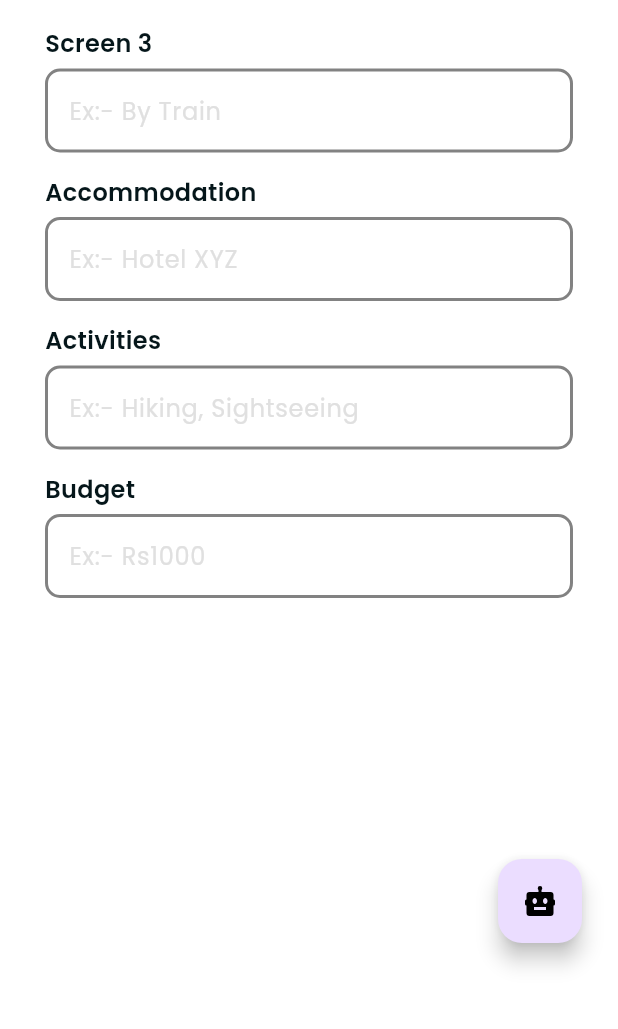
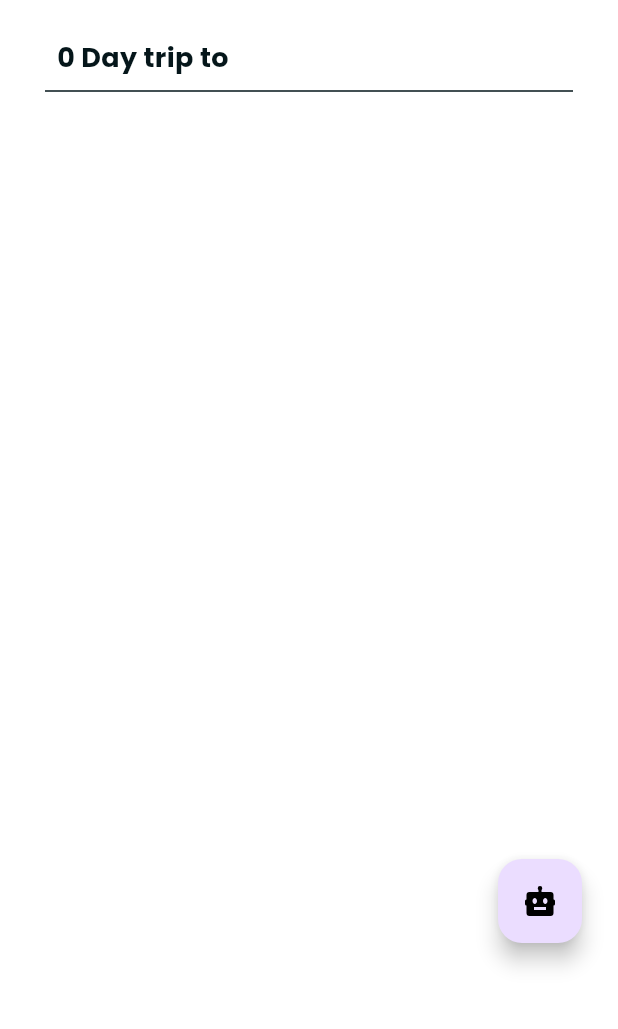
Before and after one commit to CeylonTrail/frontend-mobile, a Flutter app: the TripScreen1 screen opened directly, swiped to page 3, on a phone screen of 412 x 824 dp, the part 137-1166 px from its top. Run offline on Flutter 3.47's test engine with Material 3 defaults, Android fonts, the phone set to English and light mode, and no system bars; our stand-ins replace flutter_svg, get, google_fonts, image_picker, shared_preferences, smooth_page_indicator and 1 more; missing offline and left inert: back_button_interceptor; accounts and stored records are empty; network calls fail; statements that could not run were skipped.

Commit message:
trip planning screen modifications

```diff
--- a/lib/screen/trip_screen_2.dart
+++ b/lib/screen/trip_screen_2.dart
@@ -16,6 +16,7 @@ class TripScreen2 extends StatelessWidget {
     return Obx(() {
       final numberOfDays = controller.numberOfDays.value;
       final selectedDay = controller.selectedDay.value;
+      final destinationName = controller.destinationName.value;
 
       return SingleChildScrollView(
         child: Padding(
@@ -32,14 +33,22 @@ class TripScreen2 extends StatelessWidget {
                       final day = index + 1;
                       return ElevatedButton(
                         style: ElevatedButton.styleFrom(
-                          elevation: 0, // Set elevation to 0
+                          elevation: 0,
+                          // Set elevation to 0
                           backgroundColor: selectedDay == day
                               ? AppTheme.colors.white
-                              : AppTheme.colors.primary_dark_3, // Change color based on selection
-                          minimumSize: const Size(80, 40), // Set width and height
+                              : AppTheme.colors.primary_dark_3,
+                          // Change color based on selection
+                          minimumSize: const Size(80, 40),
+                          // Set width and height
                           shape: RoundedRectangleBorder(
-                            borderRadius: BorderRadius.circular(10), // Set border radius
-                            side: BorderSide(color: selectedDay == day ? AppTheme.colors.primary : AppTheme.colors.white, width: 2), // Set border color and width
+                            borderRadius: BorderRadius.circular(10),
+                            // Set border radius
+                            side: BorderSide(
+                                color: selectedDay == day
+                                    ? AppTheme.colors.primary
+                                    : AppTheme.colors.white,
+                                width: 2), // Set border color and width
                           ),
                         ),
                         onPressed: () {
@@ -77,7 +86,7 @@ class TripScreen2 extends StatelessWidget {
                           textAlign: TextAlign.start,
                         ),
                         Text(
-                          controller.destinationName.value,
+                          destinationName,
                           style: TextStyle(
                             fontWeight: FontWeight.bold,
                             fontSize: 20,
@@ -108,7 +117,8 @@ class TripScreen2 extends StatelessWidget {
                             padding: const EdgeInsets.only(bottom: 20.0),
                             child: Row(
                               children: controller.remainingPlaces
-                            .map((place) => VisitingPlaces(placeName: place))
+                                  .map((place) =>
+                                      VisitingPlaces(placeName: place))
                                   .toList(),
                             ),
                           ),
--- a/lib/screen/trip_screen_3.dart
+++ b/lib/screen/trip_screen_3.dart
@@ -1,207 +1,62 @@
 import 'package:flutter/material.dart';
+import 'package:get/get.dart';
 import '../theme/app_theme.dart';
+import '../controllers/trip_plan_controller.dart';
 
 class TripScreen3 extends StatelessWidget {
   const TripScreen3({super.key});
 
   @override
   Widget build(BuildContext context) {
+    return Obx(() {
+      final controller = Get.find<TripPlanController>();
+      final selectedDay = controller.selectedDay.value;
+      final numberOfDays = controller.numberOfDays.value;
+      final destinationName = controller.destinationName.value;
+
       return SingleChildScrollView(
         child: Padding(
           padding: const EdgeInsets.symmetric(vertical: 8.0, horizontal: 30),
           child: Column(
+            crossAxisAlignment: CrossAxisAlignment.start,
             children: [
-            Align(
-              alignment: Alignment.centerLeft,
+              Padding(
+                padding: const EdgeInsets.all(8.0),
                 child: Text(
-                textAlign: TextAlign.start,
-                'Screen 3',
+                  numberOfDays == 1
+                      ? '1 Day trip to $destinationName'
+                      : '$numberOfDays Day trip to $destinationName',
                   style: TextStyle(
-                  fontSize: 16,
-                  fontWeight: FontWeight.w600,
+                    fontWeight: FontWeight.bold,
+                    fontSize: 18,
                     color: AppTheme.colors.primary_dark_3,
                   ),
                 ),
               ),
-            const SizedBox(height: 5),
-            TextFormField(
-              decoration: InputDecoration(
-                hintText: 'Ex:- By Train',
-                hintStyle: TextStyle(
-                  color: AppTheme.colors.secondary_light_2,
+              Divider(
+                height: 2,
+                color: AppTheme.colors.primary_dark_3,
               ),
-                enabledBorder: OutlineInputBorder(
-                  borderRadius: BorderRadius.circular(10.0),
-                  borderSide: BorderSide(
-                    color: AppTheme.colors.secondary_light_3,
-                    width: 2,
+              Row(
+                children: [
+                  SingleChildScrollView(
+                    child: Column(
+                      children: [
+
+                      ],
                     ),
                   ),
-                focusedBorder: OutlineInputBorder(
-                  borderRadius: BorderRadius.circular(10.0),
-                  borderSide: BorderSide(
-                    color: AppTheme.colors.primary_dark_3,
-                    width: 2,
-                  ),
-                ),
-                border: OutlineInputBorder(
-                  borderRadius: BorderRadius.circular(10.0),
-                  borderSide: BorderSide(
-                    color: AppTheme.colors.primary_dark_3,
-                    width: 2,
-                  ),
-                ),
-              ),
-            ),
+                  Column(
+                    children: [
 
-            const SizedBox(height: 15),
-
-            Align(
-              alignment: Alignment.centerLeft,
-              child: Text(
-                textAlign: TextAlign.start,
-                'Accommodation',
-                style: TextStyle(
-                  fontSize: 16,
-                  fontWeight: FontWeight.w600,
-                  color: AppTheme.colors.primary_dark_3,
-                ),
-              ),
-            ),
-            const SizedBox(height: 5),
-            TextFormField(
-              decoration: InputDecoration(
-                hintText: 'Ex:- Hotel XYZ',
-                hintStyle: TextStyle(
-                  color: AppTheme.colors.secondary_light_2,
-                ),
-                enabledBorder: OutlineInputBorder(
-                  borderRadius: BorderRadius.circular(10.0),
-                  borderSide: BorderSide(
-                    color: AppTheme.colors.secondary_light_3,
-                    width: 2,
-                  ),
-                ),
-                focusedBorder: OutlineInputBorder(
-                  borderRadius: BorderRadius.circular(10.0),
-                  borderSide: BorderSide(
-                    color: AppTheme.colors.primary_dark_3,
-                    width: 2,
-                  ),
-                ),
-                border: OutlineInputBorder(
-                  borderRadius: BorderRadius.circular(10.0),
-                  borderSide: BorderSide(
-                    color: AppTheme.colors.primary_dark_3,
-                    width: 2,
-                  ),
-                ),
-              ),
-            ),
-
-            const SizedBox(height: 15),
-
-            Align(
-              alignment: Alignment.centerLeft,
-              child: Text(
-                textAlign: TextAlign.start,
-                'Activities',
-                style: TextStyle(
-                  fontSize: 16,
-                  fontWeight: FontWeight.w600,
-                  color: AppTheme.colors.primary_dark_3,
-                ),
-              ),
-            ),
-            const SizedBox(height: 5),
-            TextFormField(
-              decoration: InputDecoration(
-                hintText: 'Ex:- Hiking, Sightseeing',
-                hintStyle: TextStyle(
-                  color: AppTheme.colors.secondary_light_2,
-                ),
-                enabledBorder: OutlineInputBorder(
-                  borderRadius: BorderRadius.circular(10.0),
-                  borderSide: BorderSide(
-                    color: AppTheme.colors.secondary_light_3,
-                    width: 2,
-                  ),
-                ),
-                focusedBorder: OutlineInputBorder(
-                  borderRadius: BorderRadius.circular(10.0),
-                  borderSide: BorderSide(
-                    color: AppTheme.colors.primary_dark_3,
-                    width: 2,
-                  ),
-                ),
-                border: OutlineInputBorder(
-                  borderRadius: BorderRadius.circular(10.0),
-                  borderSide: BorderSide(
-                    color: AppTheme.colors.primary_dark_3,
-                    width: 2,
-                  ),
-                ),
-              ),
-            ),
-
-            const SizedBox(height: 15),
-
-            Align(
-              alignment: Alignment.centerLeft,
-              child: Text(
-                textAlign: TextAlign.start,
-                'Budget',
-                style: TextStyle(
-                  fontSize: 16,
-                  fontWeight: FontWeight.w600,
-                  color: AppTheme.colors.primary_dark_3,
-                ),
-              ),
-            ),
-            const SizedBox(height: 5),
-            TextFormField(
-              decoration: InputDecoration(
-                hintText: 'Ex:- Rs1000',
-                hintStyle: TextStyle(
-                  color: AppTheme.colors.secondary_light_2,
-                ),
-                enabledBorder: OutlineInputBorder(
-                  borderRadius: BorderRadius.circular(10.0),
-                  borderSide: BorderSide(
-                    color: AppTheme.colors.secondary_light_3,
-                    width: 2,
-                  ),
-                ),
-                focusedBorder: OutlineInputBorder(
-                  borderRadius: BorderRadius.circular(10.0),
-                  borderSide: BorderSide(
-                    color: AppTheme.colors.primary_dark_3,
-                    width: 2,
-                  ),
-                ),
-                border: OutlineInputBorder(
-                  borderRadius: BorderRadius.circular(10.0),
-                  borderSide: BorderSide(
-                    color: AppTheme.colors.primary_dark_3,
-                    width: 2,
-                  ),
-                ),
-              ),
-              validator: (value) {
-                if (value == null || value.isEmpty) {
-                  return 'Please enter the budget';
-                }
-                // Check if the value is a valid number
-                final number = num.tryParse(value);
-                if (number == null) {
-                  return 'Please enter a valid number';
-                }
-                return null; // Return null if validation passes
-              },
-            ),
+                    ],
+                  )
+                ],
+              )
             ],
           ),
         ),
       );
+    });
   }
 }
--- a/pubspec.yaml
+++ b/pubspec.yaml
@@ -51,6 +51,7 @@ dependencies:
   awesome_snackbar_content: ^0.1.3
   back_button_interceptor: ^7.0.3
   speech_to_text: ^6.6.2
+  timeline_tile: ^2.0.0
 
 
 dev_dependencies:
```
Also changed, not shown: pubspec.lock, 1 other file. Lines whose indentation alone changed are shown as unchanged.
